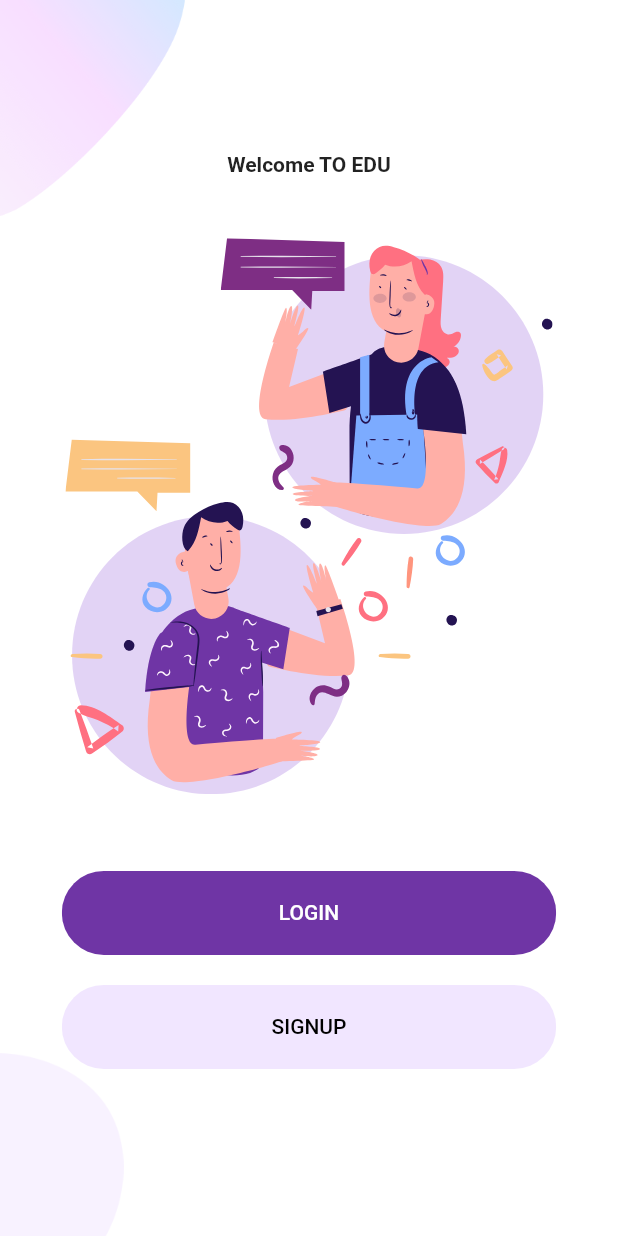
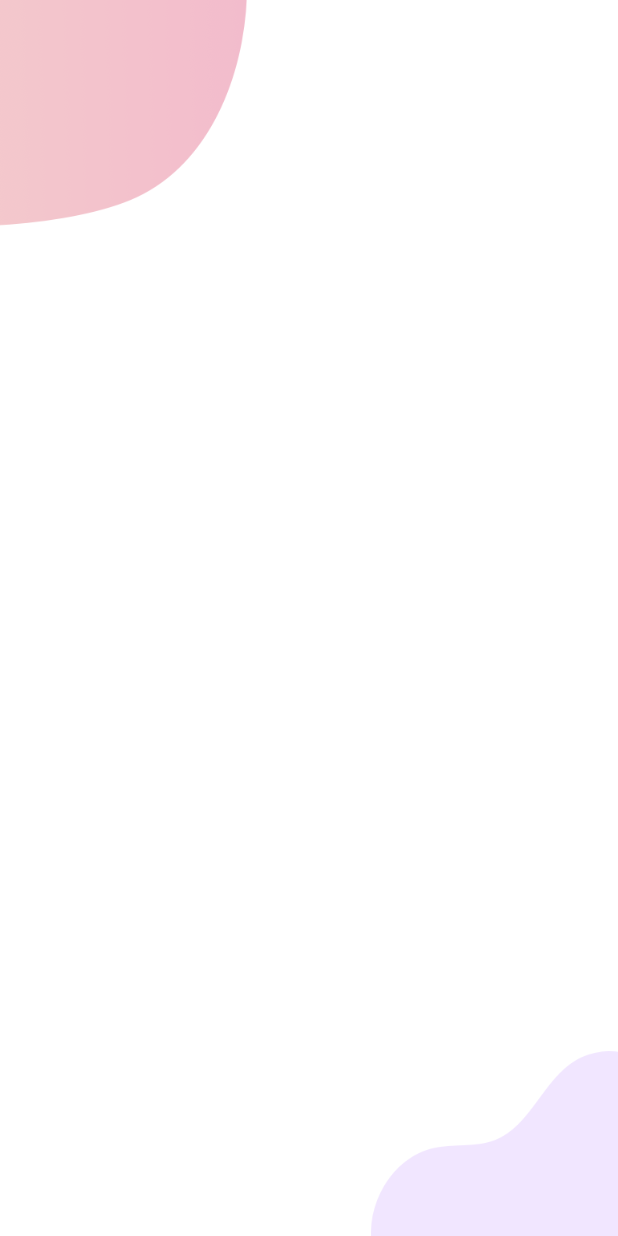
Before and after one commit to PawankumarPK/GamingApp, a Flutter app: the screen it shows after launch, after a tap on "LOGIN", on a phone screen of 412 x 824 dp. Run offline on Flutter 3.47's test engine with Material 2 defaults, Android fonts, the phone set to English and light mode, and no system bars; our stand-ins replace flutter_svg.

Commit message:
login background done

```diff
--- a/lib/screens/Welcome/component/body.dart
+++ b/lib/screens/Welcome/component/body.dart
@@ -1,5 +1,6 @@
 import 'package:agami_dummy/component/rounded_button.dart';
 import 'package:agami_dummy/constant.dart';
+import 'package:agami_dummy/screens/Welcome/login/login_screen.dart';
 import 'package:flutter/material.dart';
 import 'package:flutter_svg/flutter_svg.dart';
 import 'background.dart';
@@ -17,15 +18,28 @@ class Body extends StatelessWidget {
               "Welcome TO EDU",
               style: TextStyle(fontWeight: FontWeight.bold),
             ),
-            SizedBox(height: size.height * 0.05,),
+            SizedBox(
+              height: size.height * 0.05,
+            ),
             SvgPicture.asset(
               "assets/icons/chat.svg",
               height: size.height * 0.45,
             ),
-            SizedBox(height: size.height * 0.05,),
+            SizedBox(
+              height: size.height * 0.05,
+            ),
             RoundedButton(
               text: "LOGIN",
-              press: () {},
+              press: () {
+                Navigator.push(
+                  context,
+                  MaterialPageRoute(
+                    builder: (context) {
+                      return LoginScreen();
+                    },
+                  ),
+                );
+              },
             ),
             RoundedButton(
               text: "SIGNUP",
--- /dev/null
+++ b/lib/screens/Welcome/login/login_screen.dart
@@ -0,0 +1,30 @@
+import 'package:flutter/material.dart';
+
+class LoginScreen extends StatelessWidget {
+  @override
+  Widget build(BuildContext context) {
+    Size size = MediaQuery.of(context).size;
+    return Scaffold(
+      body: Container(
+        height: size.height,
+        width: double.infinity,
+        child: Stack(
+          children: <Widget>[
+            Positioned(
+                top: 0,
+                left: 0,
+                child: Image.asset("assets/images/signup_top.png",
+                    width: size.height * 0.2)),
+            Positioned(
+                bottom: 0,
+                right: 0,
+                child: Image.asset(
+                  "assets/images/login_bottom.png",
+                  width: size.width * 0.4,
+                ))
+          ],
+        ),
+      ),
+    );
+  }
+}
```
